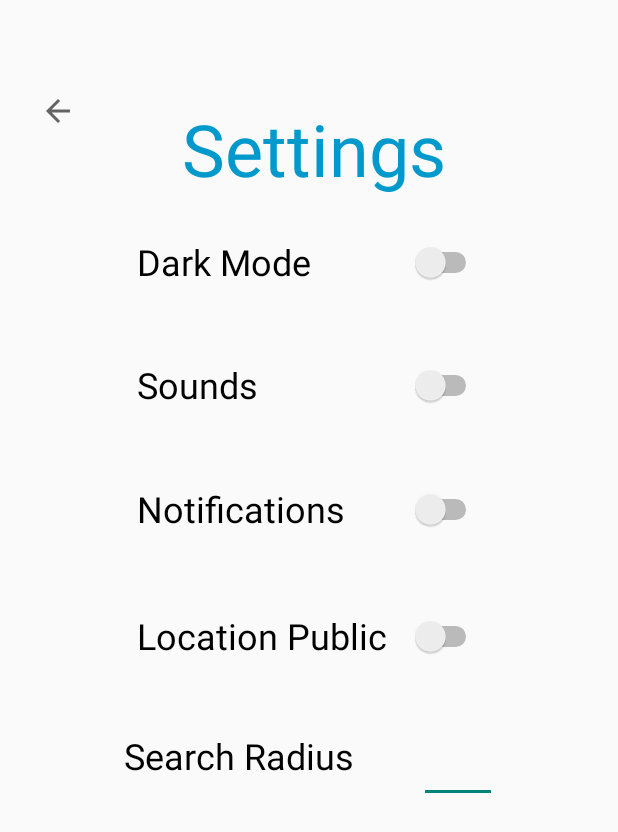
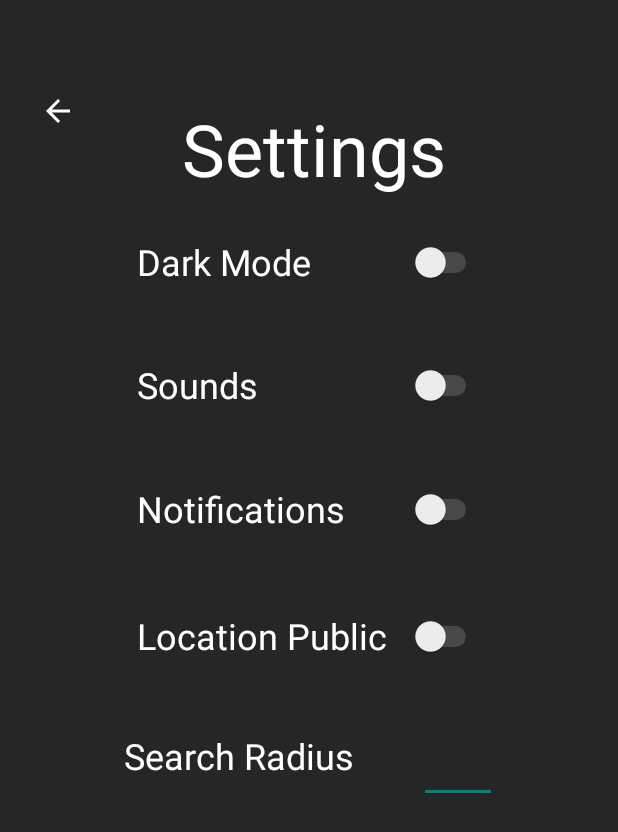
Before and after one commit to lwehrli32/BlitzBar, an Android app: the SettingsActivity screen opened directly, with no data from a screen before it, on a phone screen of 412 x 824 dp. Shown: the top 832 px of the screen. Run offline under Robolectric (Android 15) with nearby library versions, the phone set to English and light mode, and no system bars.

Commit message:
Dark Mode setup 1

```diff
--- a/app/src/main/java/com/example/blitzbar/SettingsActivity.java
+++ b/app/src/main/java/com/example/blitzbar/SettingsActivity.java
@@ -2,6 +2,7 @@ package com.example.blitzbar;
 
 import androidx.appcompat.app.AppCompatActivity;
 import android.content.Context;
+import android.content.Intent;
 import android.content.SharedPreferences;
 import android.os.Bundle;
 import android.view.View;
@@ -10,6 +11,7 @@ import android.widget.Switch;
 
 public class SettingsActivity extends AppCompatActivity {
     SharedPreferences sp;
+    LoginActivity darkModeFunc = new LoginActivity();
 
     // TODO CREATE METHODS FOR SWITCHES AND BUTTONS
 
@@ -22,7 +24,8 @@ public class SettingsActivity extends AppCompatActivity {
     public void onSwitch(View v) {
         switch (v.getId()) {
             case R.id.DarkMode:
-                toggleDarkMode();
+                darkModeFunc.toggleDarkMode();
+                darkModeFunc.restartActivity(SettingsActivity.class);
                 break;
             case R.id.Sounds:
                 // TODO toggle sounds
@@ -40,14 +43,14 @@ public class SettingsActivity extends AppCompatActivity {
 
     }
 
-    public void toggleDarkMode() {
-
-    }
-
     @Override
     protected void onCreate(Bundle savedInstanceState) {
         super.onCreate(savedInstanceState);
-        setContentView(R.layout.activity_settings);
+        if(darkModeFunc.darkMode = true) {
+            setContentView(R.layout.activity_settings_dark);
+        } else {
+            setContentView(R.layout.activity_settings);
+        }
         sp = getApplicationContext().getSharedPreferences("BlitzBar", Context.MODE_PRIVATE);
 
         // TODO REMOVE THIS CODE
--- /dev/null
+++ b/app/src/main/res/layout/activity_settings_dark.xml
@@ -0,0 +1,134 @@
+<?xml version="1.0" encoding="utf-8"?>
+<androidx.constraintlayout.widget.ConstraintLayout xmlns:android="http://schemas.android.com/apk/res/android"
+    xmlns:app="http://schemas.android.com/apk/res-auto"
+    xmlns:tools="http://schemas.android.com/tools"
+    android:layout_width="match_parent"
+    android:layout_height="match_parent"
+    android:background="#252627"
+    tools:context=".SettingsActivity">
+
+    <TextView
+        android:id="@+id/textView"
+        android:layout_width="wrap_content"
+        android:layout_height="wrap_content"
+        android:layout_marginTop="@android:dimen/app_icon_size"
+        android:layout_marginEnd="24dp"
+        android:text="Settings"
+        android:textColor="@android:color/white"
+        android:textSize="48dp"
+        app:layout_constraintBottom_toTopOf="@+id/DarkMode"
+        app:layout_constraintEnd_toEndOf="@+id/DarkMode"
+        app:layout_constraintTop_toTopOf="parent" />
+
+    <Switch
+        android:id="@+id/DarkMode"
+        android:layout_width="230dp"
+        android:layout_height="48dp"
+        android:layout_marginStart="65dp"
+        android:layout_marginEnd="65dp"
+        android:layout_marginBottom="15dp"
+        android:trackTint="@android:color/darker_gray"
+        android:text="Dark Mode"
+        android:textSize="24dp"
+        android:onClick="onSwitch"
+        android:textColor="@android:color/white"
+        app:layout_constraintBottom_toTopOf="@+id/Sounds"
+        app:layout_constraintEnd_toEndOf="parent"
+        app:layout_constraintStart_toStartOf="parent"
+        app:layout_constraintTop_toBottomOf="@+id/textView" />
+
+    <Switch
+        android:id="@+id/Sounds"
+        android:layout_width="230dp"
+        android:layout_height="48dp"
+        android:layout_marginStart="65dp"
+        android:trackTint="@android:color/darker_gray"
+        android:layout_marginEnd="65dp"
+        android:layout_marginBottom="16dp"
+        android:text="Sounds"
+        android:textSize="24dp"
+        android:onClick="onSwitch"
+        android:textColor="@android:color/white"
+        app:layout_constraintLeft_toLeftOf="@+id/DarkMode"
+        app:layout_constraintBottom_toTopOf="@+id/Notifications"
+        app:layout_constraintEnd_toEndOf="parent"
+        app:layout_constraintStart_toStartOf="parent"
+        app:layout_constraintTop_toBottomOf="@+id/DarkMode" />
+
+    <Switch
+        android:id="@+id/Notifications"
+        android:layout_width="230dp"
+        android:layout_height="48dp"
+        android:layout_marginStart="65dp"
+        android:layout_marginEnd="65dp"
+        android:layout_marginBottom="18dp"
+        android:text="Notifications"
+        android:textSize="24dp"
+        android:onClick="onSwitch"
+        android:trackTint="@android:color/darker_gray"
+        android:textColor="@android:color/white"
+        app:layout_constraintLeft_toLeftOf="@+id/DarkMode"
+        app:layout_constraintBottom_toTopOf="@+id/LocationPublic"
+        app:layout_constraintEnd_toEndOf="parent"
+        app:layout_constraintStart_toStartOf="parent"
+        app:layout_constraintTop_toBottomOf="@+id/Sounds" />
+
+    <Switch
+        android:id="@+id/LocationPublic"
+        android:layout_width="230dp"
+        android:layout_height="48dp"
+        android:layout_marginStart="65dp"
+        android:layout_marginEnd="65dp"
+        android:layout_marginBottom="20dp"
+        android:text="Location Public"
+        android:textSize="24dp"
+        android:onClick="onSwitch"
+        android:trackTint="@android:color/darker_gray"
+        android:textColor="@android:color/white"
+        app:layout_constraintBottom_toTopOf="@+id/SearchRadiusBox"
+        app:layout_constraintEnd_toEndOf="parent"
+        app:layout_constraintLeft_toLeftOf="@+id/DarkMode"
+        app:layout_constraintStart_toStartOf="parent"
+        app:layout_constraintTop_toBottomOf="@+id/Notifications" />
+
+    <EditText
+        android:id="@+id/SearchRadiusBox"
+        android:layout_width="52dp"
+        android:layout_height="48dp"
+        android:layout_marginEnd="63dp"
+        android:layout_marginBottom="270dp"
+        app:layout_constraintBottom_toBottomOf="parent"
+        app:layout_constraintEnd_toEndOf="parent"
+        android:inputType="number"
+        android:textColor="@android:color/white"
+        app:layout_constraintStart_toEndOf="@+id/SearchRadius"
+        app:layout_constraintTop_toBottomOf="@+id/LocationPublic" />
+
+    <ImageButton
+        android:id="@+id/backButton"
+        android:layout_width="45dp"
+        android:layout_height="36dp"
+        android:layout_marginStart="16dp"
+        android:layout_marginTop="16dp"
+        android:background="@android:color/transparent"
+        app:layout_constraintBottom_toBottomOf="@+id/textView"
+        app:layout_constraintStart_toStartOf="parent"
+        app:layout_constraintTop_toTopOf="parent"
+        app:srcCompat="?attr/homeAsUpIndicator"
+        android:onClick="onClick"
+        app:tint="@android:color/white" />
+
+    <TextView
+        android:id="@+id/SearchRadius"
+        android:layout_width="180dp"
+        android:layout_height="48dp"
+        android:layout_marginStart="65dp"
+        android:text="Search Radius"
+        android:textColor="@android:color/white"
+        android:textSize="24dp"
+        app:layout_constraintBottom_toBottomOf="@+id/SearchRadiusBox"
+        app:layout_constraintEnd_toStartOf="@+id/SearchRadiusBox"
+        app:layout_constraintLeft_toLeftOf="@+id/DarkMode"
+        app:layout_constraintStart_toStartOf="parent"
+        app:layout_constraintTop_toTopOf="@+id/SearchRadiusBox" />
+</androidx.constraintlayout.widget.ConstraintLayout>
```
Also changed, not shown: app/src/main/java/com/example/blitzbar/LoginActivity.java (+10 -0 lines), app/src/main/res/layout/activity_create_account_dark.xml (added, +124 -0 lines), app/src/main/res/layout/activity_login_dark.xml (added, +77 -0 lines).
